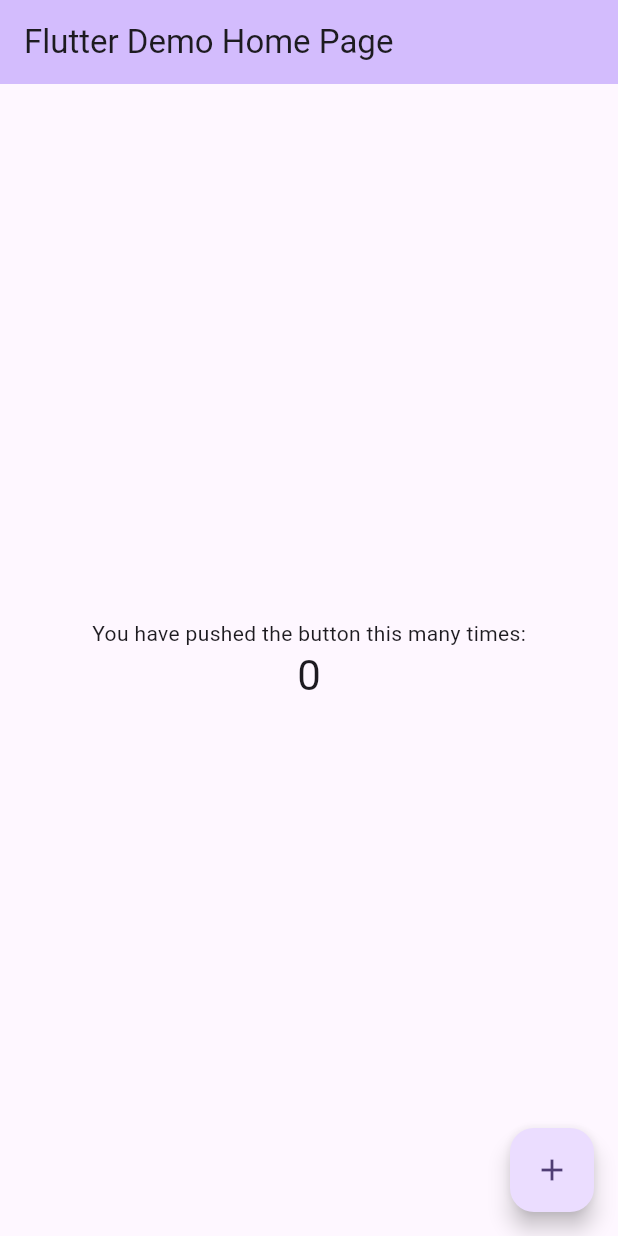
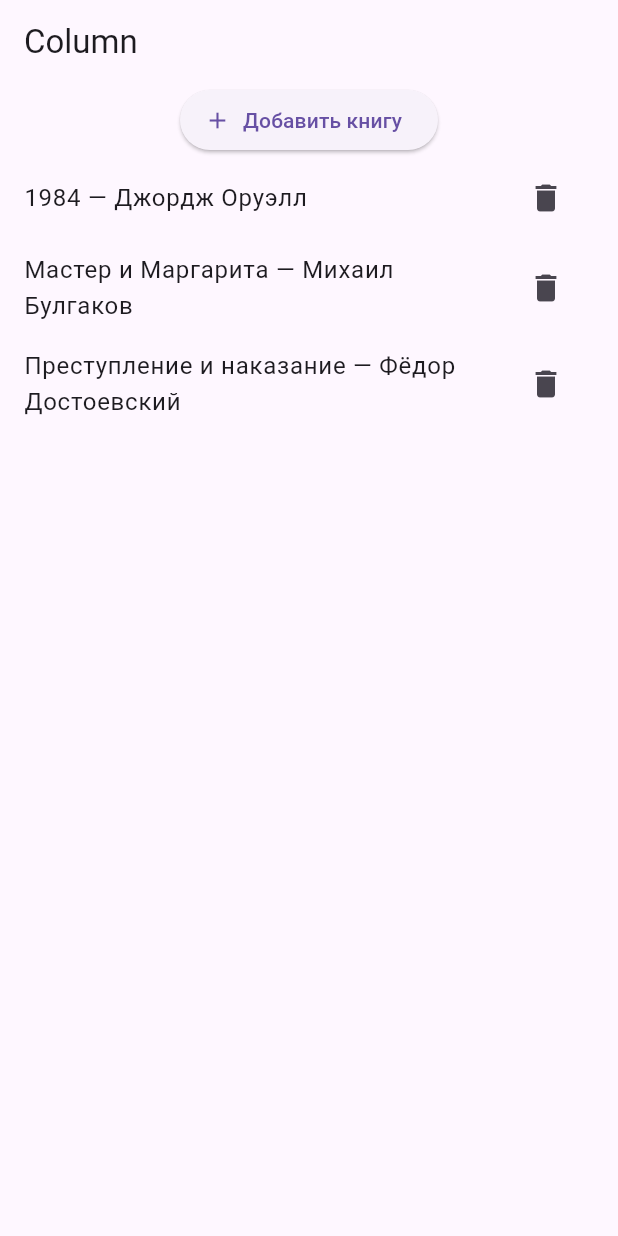
Before and after one commit to witelokk-study/flutter-pr4, a Flutter app: the screen it shows after launch, on a phone screen of 412 x 824 dp. Run offline on Flutter 3.47's test engine with Material 3 defaults, Android fonts, the phone set to English and light mode, and no system bars.

Commit message:
single child scroll view

```diff
--- a/lib/main.dart
+++ b/lib/main.dart
@@ -1,122 +1,89 @@
 import 'package:flutter/material.dart';
 
 void main() {
-  runApp(const MyApp());
+  runApp(const BookApp());
 }
 
-class MyApp extends StatelessWidget {
-  const MyApp({super.key});
+class BookApp extends StatefulWidget {
+  const BookApp({super.key});
 
-  // This widget is the root of your application.
   @override
-  Widget build(BuildContext context) {
-    return MaterialApp(
-      title: 'Flutter Demo',
-      theme: ThemeData(
-        // This is the theme of your application.
-        //
-        // TRY THIS: Try running your application with "flutter run". You'll see
-        // the application has a purple toolbar. Then, without quitting the app,
-        // try changing the seedColor in the colorScheme below to Colors.green
-        // and then invoke "hot reload" (save your changes or press the "hot
-        // reload" button in a Flutter-supported IDE, or press "r" if you used
-        // the command line to start the app).
-        //
-        // Notice that the counter didn't reset back to zero; the application
-        // state is not lost during the reload. To reset the state, use hot
-        // restart instead.
-        //
-        // This works for code too, not just values: Most code changes can be
-        // tested with just a hot reload.
-        colorScheme: ColorScheme.fromSeed(seedColor: Colors.deepPurple),
-      ),
-      home: const MyHomePage(title: 'Flutter Demo Home Page'),
-    );
-  }
+  State<BookApp> createState() => _BookAppState();
 }
 
-class MyHomePage extends StatefulWidget {
-  const MyHomePage({super.key, required this.title});
+class _BookAppState extends State<BookApp> {
+  final List<String> _books = [
+    "1984 — Джордж Оруэлл",
+    "Мастер и Маргарита — Михаил Булгаков",
+    "Преступление и наказание — Фёдор Достоевский",
+  ];
 
-  // This widget is the home page of your application. It is stateful, meaning
-  // that it has a State object (defined below) that contains fields that affect
-  // how it looks.
+  void _addBook() {
+    setState(() {
+      _books.add("Новая книга #${_books.length + 1}");
+    });
+  }
 
-  // This class is the configuration for the state. It holds the values (in this
-  // case the title) provided by the parent (in this case the App widget) and
-  // used by the build method of the State. Fields in a Widget subclass are
-  // always marked "final".
-
-  final String title;
-
-  @override
-  State<MyHomePage> createState() => _MyHomePageState();
-}
-
-class _MyHomePageState extends State<MyHomePage> {
-  int _counter = 0;
-
-  void _incrementCounter() {
+  void _removeBook(int index) {
     setState(() {
-      // This call to setState tells the Flutter framework that something has
-      // changed in this State, which causes it to rerun the build method below
-      // so that the display can reflect the updated values. If we changed
-      // _counter without calling setState(), then the build method would not be
-      // called again, and so nothing would appear to happen.
-      _counter++;
+      _books.removeAt(index);
     });
   }
 
   @override
   Widget build(BuildContext context) {
-    // This method is rerun every time setState is called, for instance as done
-    // by the _incrementCounter method above.
-    //
-    // The Flutter framework has been optimized to make rerunning build methods
-    // fast, so that you can just rebuild anything that needs updating rather
-    // than having to individually change instances of widgets.
-    return Scaffold(
-      appBar: AppBar(
-        // TRY THIS: Try changing the color here to a specific color (to
-        // Colors.amber, perhaps?) and trigger a hot reload to see the AppBar
-        // change color while the other colors stay the same.
-        backgroundColor: Theme.of(context).colorScheme.inversePrimary,
-        // Here we take the value from the MyHomePage object that was created by
-        // the App.build method, and use it to set our appbar title.
-        title: Text(widget.title),
-      ),
-      body: Center(
-        // Center is a layout widget. It takes a single child and positions it
-        // in the middle of the parent.
-        child: Column(
-          // Column is also a layout widget. It takes a list of children and
-          // arranges them vertically. By default, it sizes itself to fit its
-          // children horizontally, and tries to be as tall as its parent.
-          //
-          // Column has various properties to control how it sizes itself and
-          // how it positions its children. Here we use mainAxisAlignment to
-          // center the children vertically; the main axis here is the vertical
-          // axis because Columns are vertical (the cross axis would be
-          // horizontal).
-          //
-          // TRY THIS: Invoke "debug painting" (choose the "Toggle Debug Paint"
-          // action in the IDE, or press "p" in the console), to see the
-          // wireframe for each widget.
-          mainAxisAlignment: MainAxisAlignment.center,
-          children: <Widget>[
-            const Text('You have pushed the button this many times:'),
-            Text(
-              '$_counter',
-              style: Theme.of(context).textTheme.headlineMedium,
-            ),
-          ],
+    return MaterialApp(
+      home: Scaffold(
+        appBar: AppBar(title: const Text('Column')),
+        body: ColumnScreen(
+          books: _books,
+          onAdd: _addBook,
+          onRemove: _removeBook,
         ),
       ),
-      floatingActionButton: FloatingActionButton(
-        onPressed: _incrementCounter,
-        tooltip: 'Increment',
-        child: const Icon(Icons.add),
-      ), // This trailing comma makes auto-formatting nicer for build methods.
     );
   }
 }
+
+class ColumnScreen extends StatelessWidget {
+  final List<String> books;
+  final VoidCallback onAdd;
+  final Function(int) onRemove;
+
+  const ColumnScreen({
+    super.key,
+    required this.books,
+    required this.onAdd,
+    required this.onRemove,
+  });
+
+  @override
+  Widget build(BuildContext context) {
+    return Column(
+      children: [
+        ElevatedButton.icon(
+          onPressed: onAdd,
+          icon: const Icon(Icons.add),
+          label: const Text('Добавить книгу'),
+        ),
+        Expanded(
+          child: SingleChildScrollView(
+            child: Column(
+              children: books.asMap().entries.map((entry) {
+                final index = entry.key;
+                final book = entry.value;
+                return ListTile(
+                  title: Text(book),
+                  trailing: IconButton(
+                    icon: const Icon(Icons.delete),
+                    onPressed: () => onRemove(index),
+                  ),
+                );
+              }).toList(),
+            ),
+          ),
+        ),
+      ],
+    );
+  }
+}
```
